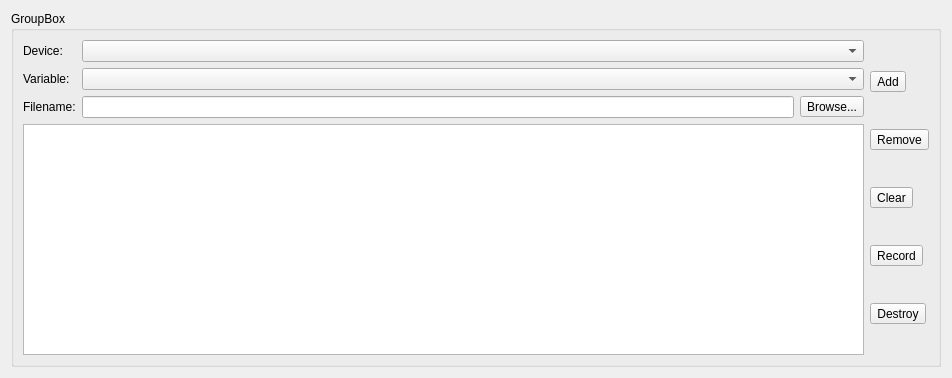
Above: cct/qtgui2/main/devicevariablelogging/devicevariablelogger.ui from awacha/cct before the change. Below: the same form after it.
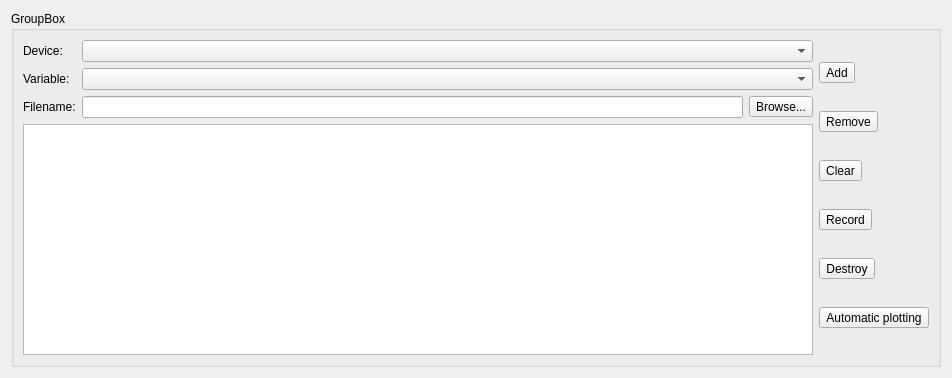
That is the form after the change. Icons and pictures are not drawn.

Commit message: Device variable loggers do not plot automatically

```diff
--- a/cct/qtgui2/main/devicevariablelogging/devicevariablelogger.ui
+++ b/cct/qtgui2/main/devicevariablelogging/devicevariablelogger.ui
@@ -216,6 +216,22 @@
           </property>
          </widget>
         </item>
+        <item>
+         <widget class="QToolButton" name="plotToolButton">
+          <property name="toolTip">
+           <string>Periodically refresh the plot when new data is received</string>
+          </property>
+          <property name="text">
+           <string>Automatic plotting</string>
+          </property>
+          <property name="icon">
+           <iconset theme="view-refresh"/>
+          </property>
+          <property name="checkable">
+           <bool>true</bool>
+          </property>
+         </widget>
+        </item>
        </layout>
       </item>
      </layout>
```
Left out of the diff: 20 changed lines with no effect on the pictures. The commit also changes 1 other file.
